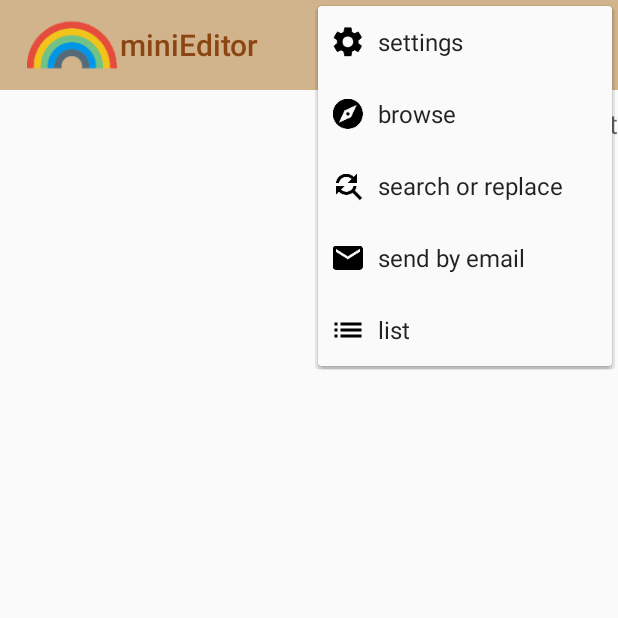
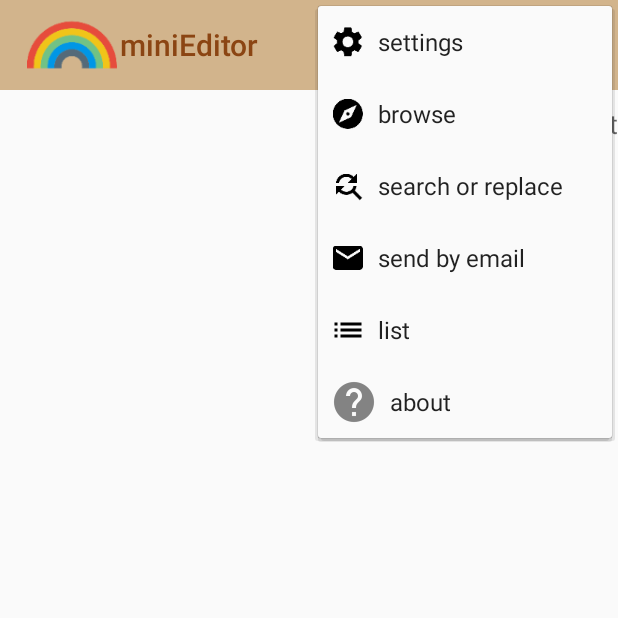
Before and after one commit to chen-assert/Mini_editor_android, an Android app: the screen it shows after launch (miniEditor), with the options menu open, on a phone screen of 412 x 824 dp, the top half of it. Run offline under Robolectric (Android 15) with nearby library versions, the phone set to English and light mode, and no system bars.

Commit message:
add about

```diff
--- a/app/src/main/java/jingruichen/mini_editor/Indent.java
+++ b/app/src/main/java/jingruichen/mini_editor/Indent.java
@@ -5,7 +5,7 @@ import android.text.Editable;
 import static jingruichen.mini_editor.miniEditor.editText;
 
 public class Indent {
-    private static int textChangeFlag = 0;
+    protected static int textChangeFlag = 0;
     private static int indent = 0;       //number of space in the front of  each line
     protected static void getIndent(MyEditText editText) {
         indent = 0;
--- a/app/src/main/java/jingruichen/mini_editor/KeywordHighlighting.java
+++ b/app/src/main/java/jingruichen/mini_editor/KeywordHighlighting.java
@@ -21,6 +21,9 @@ public class KeywordHighlighting {
 
     //store all the C keywords in the map
     public KeywordHighlighting(){
+        keyWord.put("cin","purple");
+        keyWord.put("cout","purple");
+        keyWord.put("endl","purple");
         keyWord.put("printf","purple");
         keyWord.put("scanf","purple");
         keyWord.put("auto","blue");
--- a/app/src/main/res/menu/list_activity_actions.xml
+++ b/app/src/main/res/menu/list_activity_actions.xml
@@ -9,5 +9,9 @@
             android:title="delete"
             android:icon="@drawable/ic_action_save"
             app:showAsAction="always"/>
-
+    <item
+            android:id="@+id/action_clear"
+            android:title="clear"
+            android:icon="@drawable/ic_action_save"
+            app:showAsAction="always"/>
 </menu>
--- a/app/src/main/res/menu/main_activity_actions.xml
+++ b/app/src/main/res/menu/main_activity_actions.xml
@@ -33,6 +33,11 @@
             android:title="list"
             android:icon="@drawable/baseline_list_black_48dp"
             app:showAsAction="collapseActionView"/>
+    <item
+            android:id="@+id/action_about"
+            android:title="about"
+            android:icon="@drawable/ic_action_about"
+            app:showAsAction="collapseActionView"/>
 
     <item
             android:id="@+id/action_save"
@@ -45,4 +50,5 @@
             android:icon="@drawable/ic_action_favorite"
             app:showAsAction="always"/>
 
+
 </menu>
```
Also changed, not shown: app/src/main/java/jingruichen/mini_editor/MyListActivity.java (+9 -1 lines), app/src/main/java/jingruichen/mini_editor/miniEditor.java (+17 -3 lines), app/src/main/res/drawable-hdpi/ic_action_about.png (added), app/src/main/res/drawable-mdpi/ic_action_about.png (added), app/src/main/res/drawable-xhdpi/ic_action_about.png (added), app/src/main/res/drawable-xxhdpi/ic_action_about.png (added), app/src/main/res/drawable-xxxhdpi/ic_favorite_black_48dp.png (deleted).
